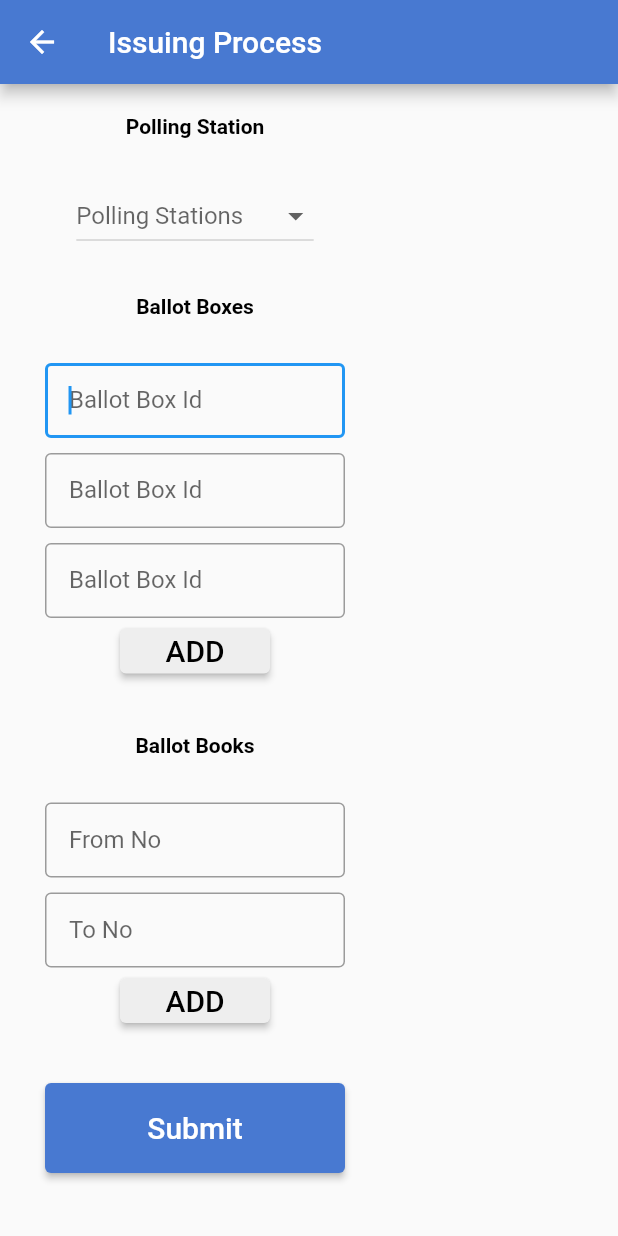
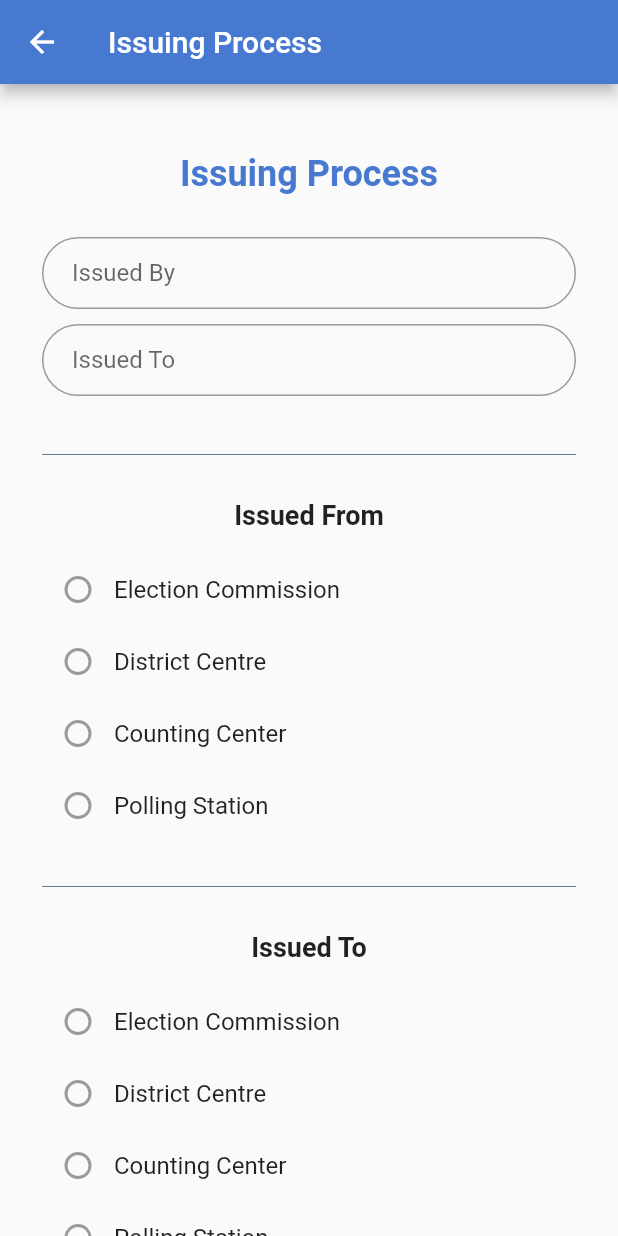
Before and after one commit to ECLK/MAFT, a Flutter app: the Home screen opened directly, after a tap on "Issuing Process", on a phone screen of 412 x 824 dp. Run offline on Flutter 3.47's test engine with Material 2 defaults, Android fonts, the phone set to English and light mode, and no system bars; our stand-ins replace image_picker.

Commit message:
Added Issuing Process UI changes and fixes

```diff
--- a/lib/home.dart
+++ b/lib/home.dart
@@ -1,9 +1,9 @@
 import 'package:flutter/material.dart';
 
-
-import 'issuing.dart';
 import 'main.dart';
+import 'new.dart';
 import 'polling_stations.dart';
+import 'package:tabulation/issuing_main.dart';
 
 class Home extends StatelessWidget {
   @override
@@ -44,7 +44,7 @@ class Home extends StatelessWidget {
                   ),
                   onPressed: () {
                     Navigator.push(context,
-                      MaterialPageRoute(builder: (context) => Issuring()),
+                      MaterialPageRoute(builder: (context) => IssuingMain()),
                     );
                   },
                 ),
@@ -83,7 +83,7 @@ class Home extends StatelessWidget {
                   shape: new RoundedRectangleBorder(borderRadius: new BorderRadius.circular(10.0)),
                   color: Color.fromRGBO(72, 121, 209, 1),
                   child: Text(
-                    'Add Ballot Box',
+                    'Counting Process',
                     style: TextStyle(fontSize: 20),
                   ),
                   onPressed: () {
@@ -105,12 +105,12 @@ class Home extends StatelessWidget {
                   shape: new RoundedRectangleBorder(borderRadius: new BorderRadius.circular(10.0)),
                   color: Color.fromRGBO(72, 121, 209, 1),
                   child: Text(
-                    'Counting Process',
+                    'Approval Process',
                     style: TextStyle(fontSize: 20),
                   ),
                   onPressed: () {
                     Navigator.push(context,
-                      MaterialPageRoute(builder: (context) => Login()),
+                      MaterialPageRoute(builder: (context) => New()),
                     );
                   },
                 ),
@@ -123,3 +123,6 @@ class Home extends StatelessWidget {
     );
   }
 }
+
+class IssuringMain {
+}
--- /dev/null
+++ b/lib/issuing_main.dart
@@ -0,0 +1,189 @@
+import 'package:flutter/material.dart';
+import 'issuing_options.dart';
+
+class IssuingMain extends StatefulWidget {
+  static String tag = 'login-page';
+  @override
+  _LoginPageState createState() => new _LoginPageState();
+}
+
+class _LoginPageState extends State<IssuingMain> {
+  static String tag = 'home-page';
+
+  @override
+  Widget build(BuildContext context) {
+    final welcome = Padding(
+      padding: EdgeInsets.all(8.0),
+      child: Text(
+        'Issuing Process',
+        style: TextStyle(  fontWeight: FontWeight.bold,
+        fontSize: 24.0 ,color: Color.fromRGBO(72, 121, 209, 1)),
+      ),
+    );
+
+    final issuedFrom = TextFormField(
+      keyboardType: TextInputType.emailAddress,
+      autofocus: false,
+      // initialValue: 'alucard@gmail.com',
+      decoration: InputDecoration(
+        hintText: 'Issued By',
+        contentPadding: EdgeInsets.fromLTRB(20.0, 10.0, 20.0, 10.0),
+        border: OutlineInputBorder(borderRadius: BorderRadius.circular(32.0)),
+      ),
+    );
+
+    final issuedTo = TextFormField(
+      keyboardType: TextInputType.emailAddress,
+      autofocus: false,
+      // initialValue: 'alucard@gmail.com',
+      decoration: InputDecoration(
+        hintText: 'Issued To',
+        contentPadding: EdgeInsets.fromLTRB(20.0, 10.0, 20.0, 10.0),
+        border: OutlineInputBorder(borderRadius: BorderRadius.circular(32.0)),
+      ),
+    );
+
+    final divider1 = Divider(
+      height: 30.0,
+      color: Colors.blueGrey,
+    );
+
+    final nextButton = Padding(
+      padding: EdgeInsets.symmetric(vertical: 16.0),
+      child: RaisedButton(
+        shape: RoundedRectangleBorder(
+          borderRadius: BorderRadius.circular(24),
+        ),
+        onPressed: () {
+          Navigator.push(
+            context,
+            MaterialPageRoute(builder: (context) => IssuingOptions()),
+          );
+        },
+        padding: EdgeInsets.all(12),
+        color: Color.fromRGBO(72, 121, 209, 1),
+        child: Text('NEXT', style: TextStyle(color: Colors.white)),
+      ),
+    );
+
+    final row1 = Row(
+      children: <Widget>[
+        new Radio(
+          value: 0,
+        ),
+        new Text(
+          'Election Commission',
+          style: new TextStyle(fontSize: 16.0),
+        ),
+      ],
+    );
+
+    final row2 = Row(
+      children: <Widget>[
+        new Radio(
+          value: 1,
+        ),
+        new Text(
+          'District Centre',
+          style: new TextStyle(
+            fontSize: 16.0,
+          ),
+        ),
+      ],
+    );
+
+    final row3 = Row(
+      children: <Widget>[
+        new Radio(
+          value: 1,
+        ),
+        new Text(
+          'Counting Center',
+          style: new TextStyle(
+            fontSize: 16.0,
+          ),
+        ),
+      ],
+    );
+
+    final row4 = Row(
+      children: <Widget>[
+        new Radio(
+          value: 1,
+        ),
+        new Text(
+          'Polling Station',
+          style: new TextStyle(
+            fontSize: 16.0,
+          ),
+        ),
+      ],
+    );
+
+    final radio1 = Radio(
+      value: 0,
+    );
+
+    final radioTitle1 = Text(
+      'Issued From',
+      style: new TextStyle(
+        fontWeight: FontWeight.bold,
+        fontSize: 18.0,
+      ),
+    );
+    final radioTitle2 = Text(
+      'Issued To',
+      style: new TextStyle(
+        fontWeight: FontWeight.bold,
+        fontSize: 18.0,
+      ),
+    );
+    final body = SingleChildScrollView(
+      // width: MediaQuery.of(context).size.width,
+      padding: EdgeInsets.all(28.0),
+      // decoration: BoxDecoration(
+      //   gradient: LinearGradient(colors: [
+      //     Colors.blue,
+      //     Colors.lightBlueAccent,
+      //   ]),
+      // ),
+      child: Column(
+        children: <Widget>[
+          SizedBox(height: 10.0),
+          welcome,
+          SizedBox(height: 20.0),
+          issuedFrom,
+          SizedBox(height: 10.0),
+          issuedTo,
+          SizedBox(height: 24.0),
+          divider1,
+          SizedBox(height: 15.0),
+          radioTitle1,
+          SizedBox(height: 15.0),
+          row1,
+          row2,
+          row3,
+          row4,
+          SizedBox(height: 15.0),
+          divider1,
+          SizedBox(height: 15.0),
+          radioTitle2,
+          SizedBox(height: 15.0),
+          row1,
+          row2,
+          row3,
+          row4,
+          nextButton
+        ],
+      ),
+    );
+
+    return Scaffold(
+      appBar: AppBar(
+        backgroundColor: Color.fromRGBO(72, 121, 209, 1),
+        title: Text("Issuing Process"),
+      ),
+      body: body,
+    );
+  }
+}
--- a/pubspec.yaml
+++ b/pubspec.yaml
@@ -25,9 +25,6 @@ dependencies:
   cupertino_icons: ^0.1.2
   path_provider: ^0.4.1
   image_picker: ^0.4.4
-  http: ^0.12.0
-  json_annotation: ^2.0.0
-
 
 dev_dependencies:
   flutter_test:
@@ -44,7 +41,8 @@ flutter:
   # included with your application, so that you can use the icons in
   # the material Icons class.
   uses-material-design: true
-
+  assets:
+    - voting.png
   # To add assets to your application, add an assets section, like this:
   # assets:
   #  - images/a_dot_burr.jpeg
```
Also changed, not shown: lib/issuing_options.dart (added, +226 -0 lines), lib/new.dart (added, +114 -0 lines), assets/Nunito.ttf (added), assets/voting.png (added), pubspec.lock, 3 other files.
